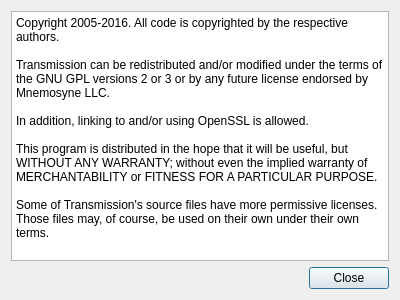
transmission/transmission, file qt/LicenseDialog.ui: the form before one commit.
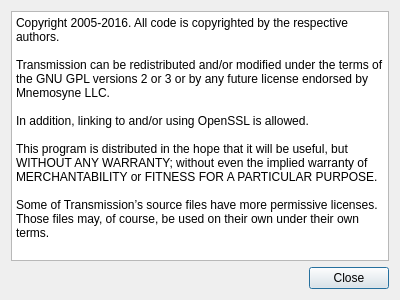
The form after the commit.

What changed in the file:
```diff
--- a/qt/LicenseDialog.ui
+++ b/qt/LicenseDialog.ui
@@ -28,7 +28,7 @@
 
 This program is distributed in the hope that it will be useful, but WITHOUT ANY WARRANTY; without even the implied warranty of MERCHANTABILITY or FITNESS FOR A PARTICULAR PURPOSE.
 
-Some of Transmission's source files have more permissive licenses. Those files may, of course, be used on their own under their own terms.</string>
+Some of Transmission’s source files have more permissive licenses. Those files may, of course, be used on their own under their own terms.</string>
      </property>
     </widget>
    </item>
```
